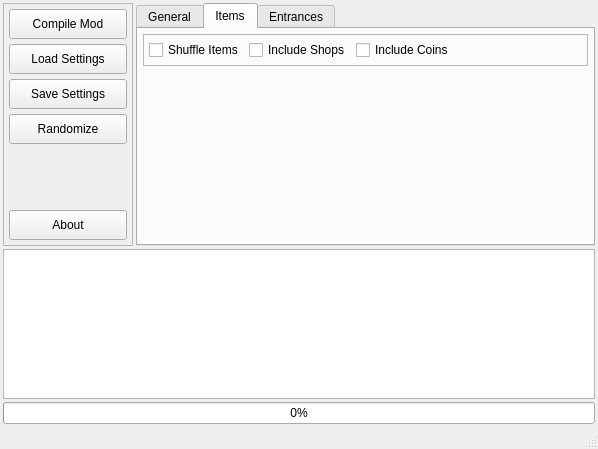
First picture: the form in tools/gui/main.ui, repository icebound777/PMR-SeedGenerator, before the edit.
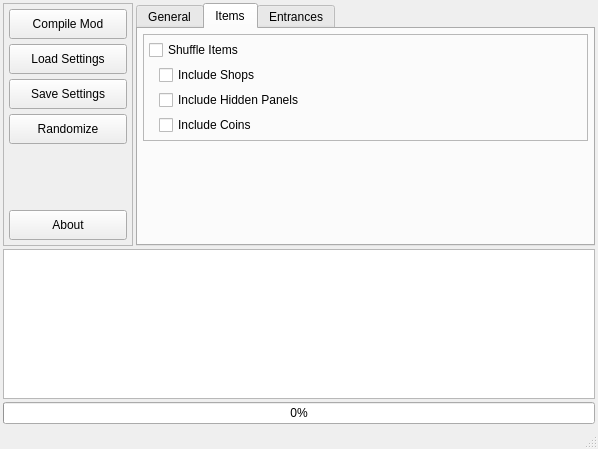
Second picture: the form after the edit. The open tabs and pages were chosen to show the change.

Commit message: Add "IncludePanels" option to GUI

```diff
--- a/tools/gui/main.ui
+++ b/tools/gui/main.ui
@@ -458,7 +458,7 @@
           <property name="frameShadow">
            <enum>QFrame::Raised</enum>
           </property>
-          <layout class="QHBoxLayout" name="horizontalLayout">
+          <layout class="QVBoxLayout" name="verticalLayout_5">
            <property name="spacing">
             <number>5</number>
            </property>
@@ -485,6 +485,30 @@
             </widget>
            </item>
            <item>
+            <widget class="QFrame" name="verticalFrame">
+             <property name="minimumSize">
+              <size>
+               <width>0</width>
+               <height>30</height>
+              </size>
+             </property>
+             <layout class="QVBoxLayout" name="verticalLayout_6">
+              <property name="spacing">
+               <number>5</number>
+              </property>
+              <property name="leftMargin">
+               <number>10</number>
+              </property>
+              <property name="topMargin">
+               <number>0</number>
+              </property>
+              <property name="rightMargin">
+               <number>0</number>
+              </property>
+              <property name="bottomMargin">
+               <number>0</number>
+              </property>
+              <item>
             <widget class="QCheckBox" name="chk_include_shops">
              <property name="toolTip">
               <string>Include shops in the list of potential places items can be shuffled</string>
@@ -494,6 +518,16 @@
              </property>
             </widget>
            </item>
+              <item>
+               <widget class="QCheckBox" name="chk_include_panels">
+                <property name="toolTip">
+                 <string>Include hidden panels in item placement randomization</string>
+                </property>
+                <property name="text">
+                 <string>Include Hidden Panels</string>
+                </property>
+               </widget>
+              </item>
            <item>
             <widget class="QCheckBox" name="chk_include_coins">
              <property name="toolTip">
@@ -504,18 +538,8 @@
              </property>
             </widget>
            </item>
-           <item>
-            <spacer name="horizontalSpacer">
-             <property name="orientation">
-              <enum>Qt::Horizontal</enum>
-             </property>
-             <property name="sizeHint" stdset="0">
-              <size>
-               <width>40</width>
-               <height>20</height>
-              </size>
-             </property>
-            </spacer>
+             </layout>
+            </widget>
            </item>
           </layout>
          </widget>
```
Left out of the diff: 2 changed lines with no effect on the pictures. Lines whose indentation alone changed are shown as unchanged. The commit also changes 2 other files.
